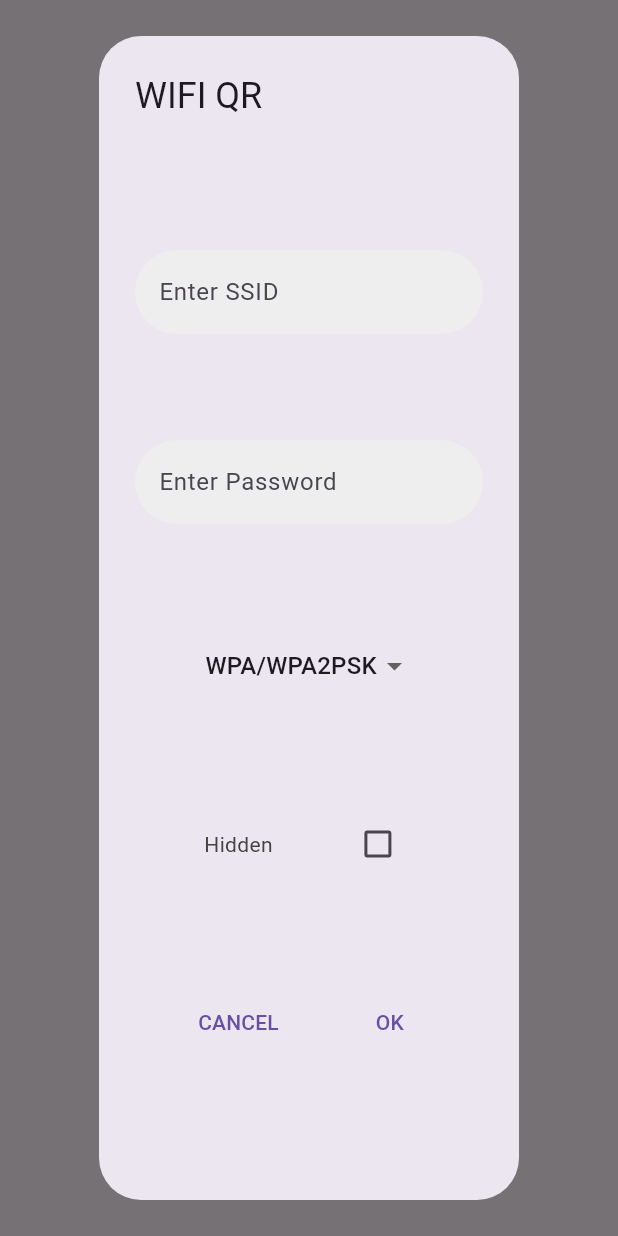
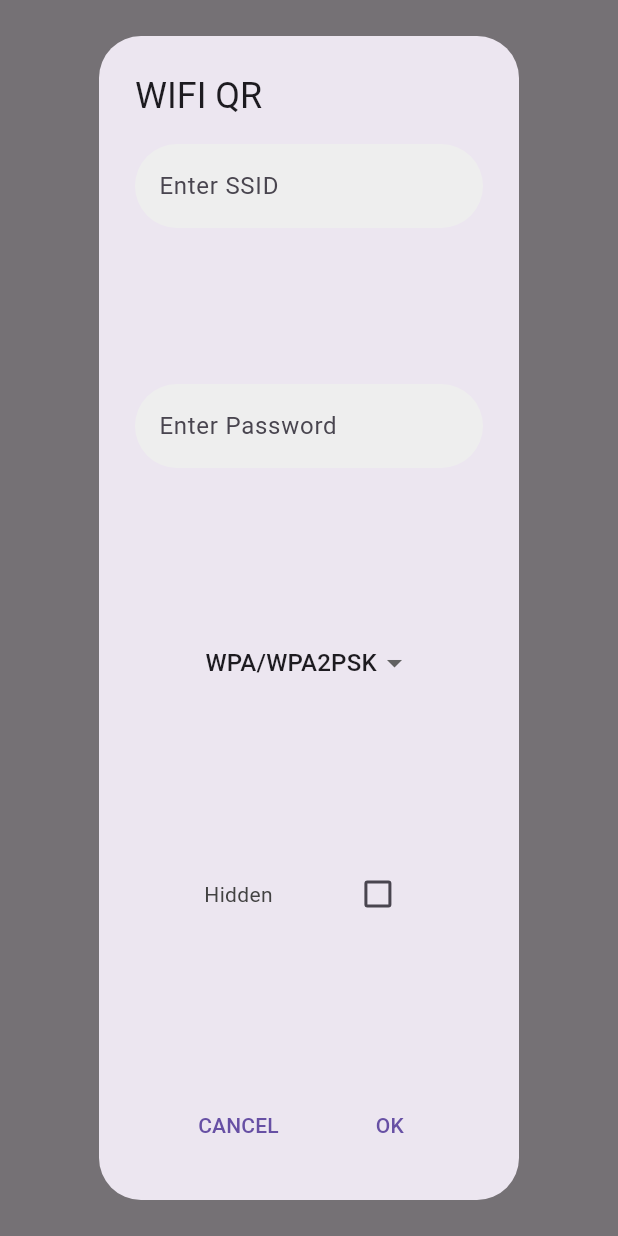
Before and after one commit to manishgautammg3994/skany, a Flutter app: what showWIFIDialog() shows on an empty page, opened directly with empty values, after a tap on "OK", on a phone screen of 412 x 824 dp. Run offline on Flutter 3.47's test engine with Material 2 defaults, Android fonts, the phone set to English and light mode, and no system bars; our stand-ins replace get, get_it, get_storage, image_gallery_saver, image_picker, permission_handler and 2 more; missing offline and left inert: receive_sharing_intent; accounts and stored records are empty.

Commit message:
only wifi qr gen and custom url set configured

```diff
--- a/lib/app/features/home/view/components/widget/wifi/wifi_dialog.dart
+++ b/lib/app/features/home/view/components/widget/wifi/wifi_dialog.dart
@@ -22,7 +22,7 @@ Future showWIFIDialog(
           child: AlertDialog(
             title: Text('WIFI QR'),
             content: Column(
-              mainAxisAlignment: MainAxisAlignment.spaceEvenly,
+              mainAxisAlignment: MainAxisAlignment.spaceBetween,
               children: [
                 TextField(
                   controller: ssidCont,
@@ -34,7 +34,7 @@ Future showWIFIDialog(
                     controller: passCont,
                     decoration: InputDecoration(hintText: "Enter Password"),
                   ),
-                ),
+                ).paddingOnly(top: 2, bottom: 2),
                 DropdownButtonHideUnderline(
                   child: DropdownButton<String>(
                     value: selectedType,
@@ -62,7 +62,7 @@ Future showWIFIDialog(
                       );
                     }).toList(),
                   ),
-                ),
+                ).paddingOnly(top: 2, bottom: 2),
                 Row(
                   mainAxisAlignment: MainAxisAlignment.spaceEvenly,
                   children: [
@@ -75,7 +75,7 @@ Future showWIFIDialog(
                           }));
                         })
                   ],
-                ),
+                ).paddingOnly(top: 2, bottom: 2),
                 Row(
                   mainAxisAlignment: MainAxisAlignment.spaceEvenly,
                   children: <Widget>[
@@ -90,10 +90,10 @@ Future showWIFIDialog(
                       onPressed: () async {
                         String hiddenString =
                             (isChecked) ? "H:${isChecked.toString()};" : "";
-                        if (passCont.text.length > 7 &&
-                            (ssidCont.text.length > 0 &&
-                                ssidCont.text != null)) {
-                          if (selectedType == "WPA/WPA2PSK") {
+                        if ((ssidCont.text.length > 0 &&
+                            ssidCont.text != null)) {
+                          if (selectedType == "WPA/WPA2PSK" &&
+                              passCont.text.length > 7) {
                             finalStringwifi = "WIFI:T:WPA;" +
                                 "P:" "${passCont.text.toString()}" +
                                 ";S:" +
@@ -103,7 +103,8 @@ Future showWIFIDialog(
                             intentText.incomingTextController.sink
                                 .add(finalStringwifi.toString());
                             Get.back();
-                          } else if (selectedType == "WEP") {
+                          } else if (selectedType == "WEP" &&
+                              passCont.text.length > 7) {
                             finalStringwifi = "WIFI:T:WEP;" +
                                 "P:" "${passCont.text.toString()}" +
                                 ";S:" +
@@ -128,7 +129,7 @@ Future showWIFIDialog(
                       },
                     ),
                   ],
-                )
+                ).paddingOnly(top: 2, bottom: 2)
               ],
             ),
           ),
```
